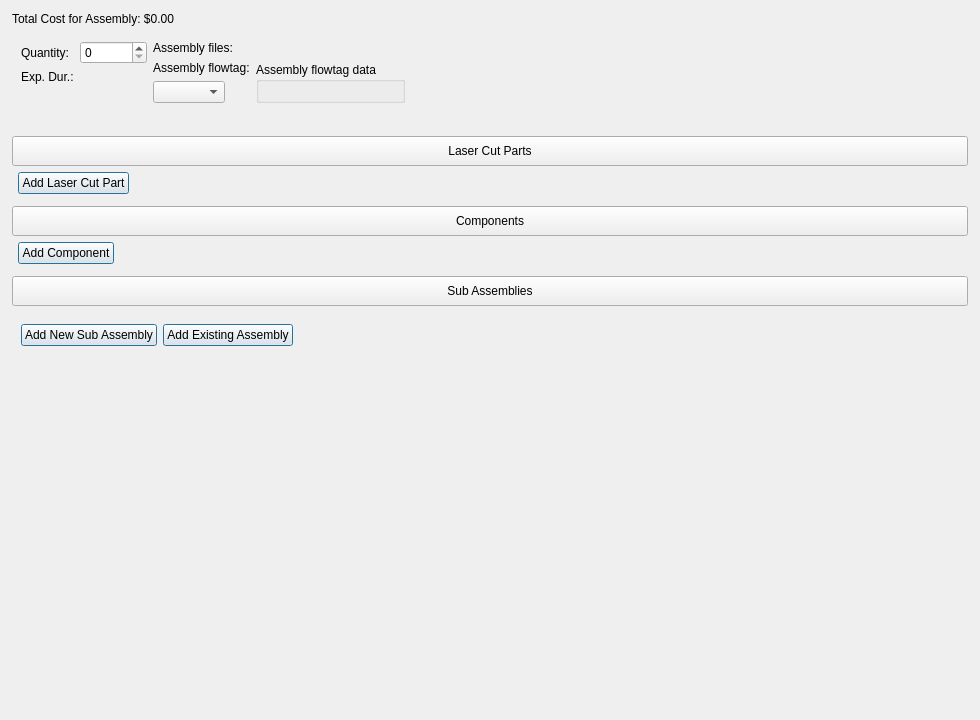
TheCodingJsoftware/Invigo, file ui/widgets/assembly_widget.ui: the form before one commit.
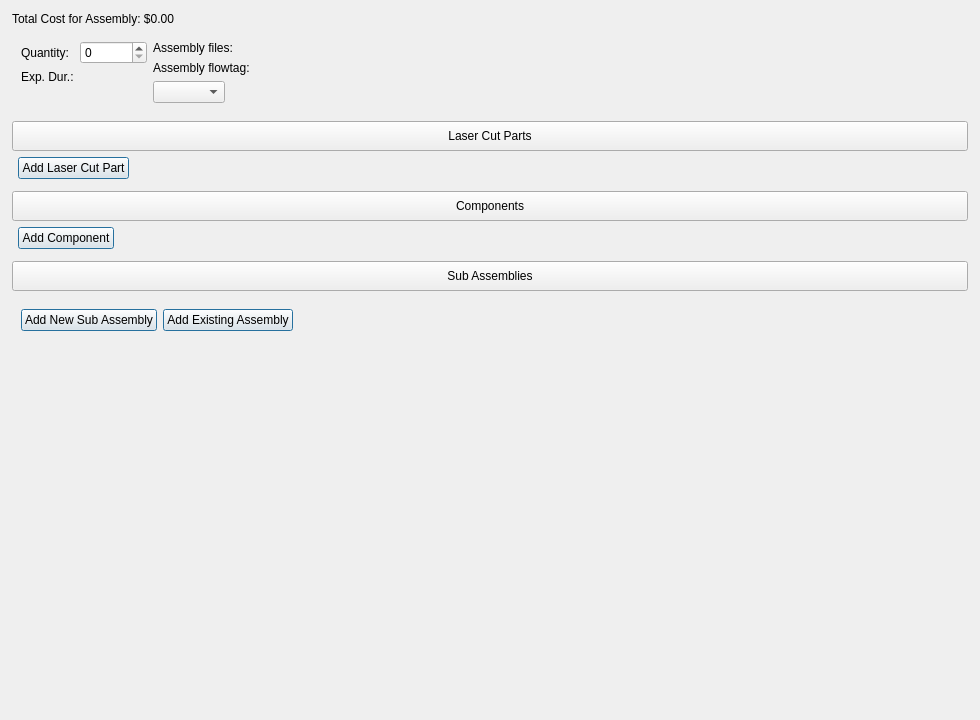
The form after the commit.

What changed in the file:
```diff
--- a/ui/widgets/assembly_widget.ui
+++ b/ui/widgets/assembly_widget.ui
@@ -85,7 +85,7 @@
             <verstretch>0</verstretch>
            </sizepolicy>
           </property>
-          <layout class="QHBoxLayout" name="horizontalLayout" stretch="0,0,0,1">
+          <layout class="QHBoxLayout" name="horizontalLayout" stretch="0,0,1">
            <property name="bottomMargin">
             <number>6</number>
            </property>
@@ -144,17 +144,13 @@
               </layout>
              </item>
              <item>
-              <spacer name="verticalSpacer">
-               <property name="orientation">
-                <enum>Qt::Orientation::Vertical</enum>
-               </property>
-               <property name="sizeHint" stdset="0">
-                <size>
-                 <width>20</width>
-                 <height>40</height>
-                </size>
-               </property>
-              </spacer>
+              <widget class="QWidget" name="flowtag_data_widget" native="true">
+               <layout class="QVBoxLayout" name="verticalLayout_17">
+                <item>
+                 <layout class="QVBoxLayout" name="flowtag_data_layout"/>
+                </item>
+               </layout>
+              </widget>
              </item>
             </layout>
            </item>
@@ -232,24 +228,6 @@
              </item>
             </layout>
            </item>
-           <item>
-            <widget class="QGroupBox" name="groupBox_flowtag_data">
-             <property name="sizePolicy">
-              <sizepolicy hsizetype="Fixed" vsizetype="Fixed">
-               <horstretch>0</horstretch>
-               <verstretch>0</verstretch>
-              </sizepolicy>
-             </property>
-             <property name="title">
-              <string>Assembly flowtag data</string>
-             </property>
-             <layout class="QVBoxLayout" name="verticalLayout_15">
-              <item>
-               <layout class="QVBoxLayout" name="flowtag_data_layout"/>
-              </item>
-             </layout>
-            </widget>
-           </item>
            <item>
             <spacer name="horizontalSpacer">
              <property name="orientation">
```
Left out of the diff: 9 changed lines with no effect on the pictures.
